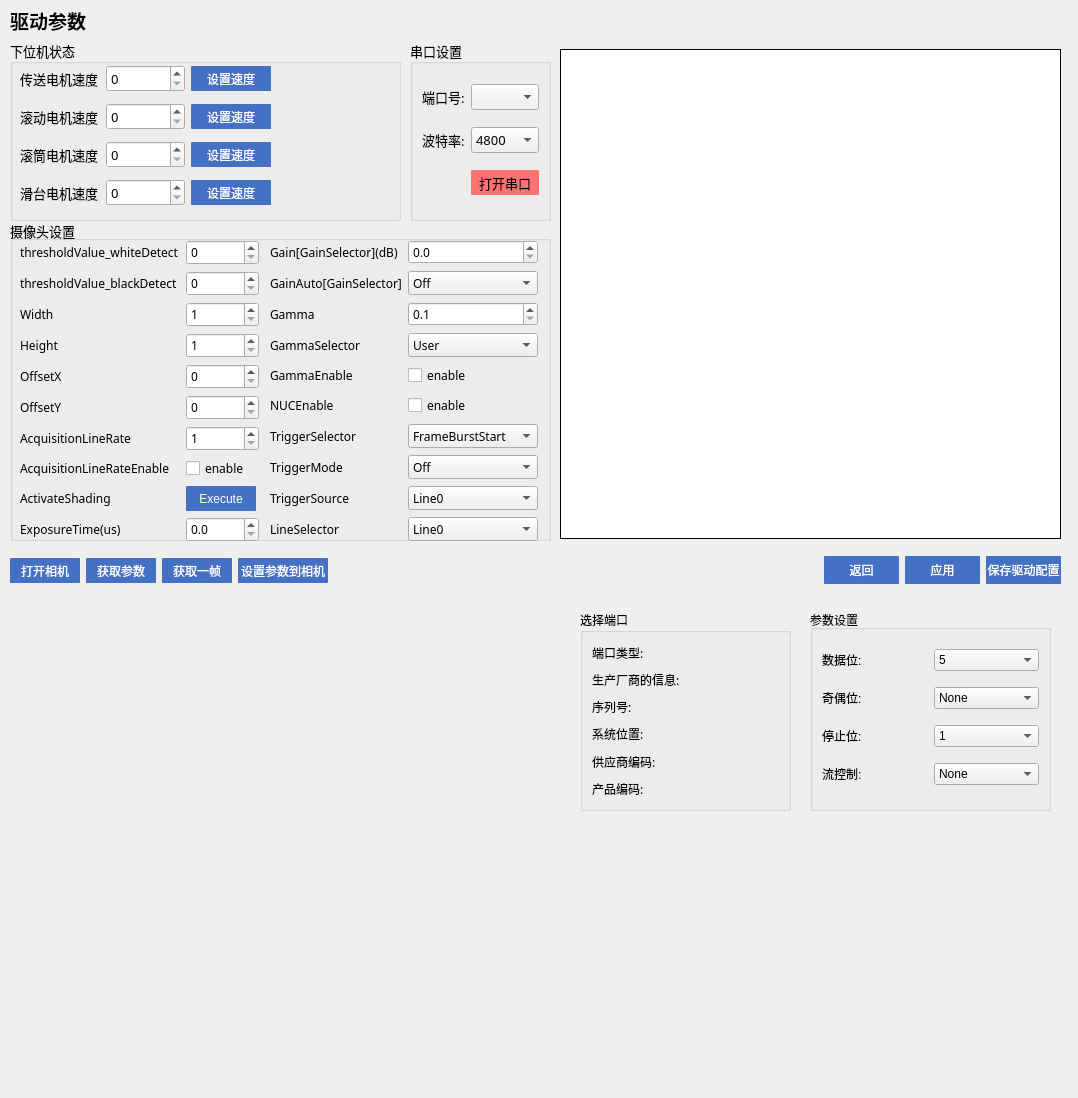
jaueone/Magnetic, file driveseting.ui: the form before one commit.
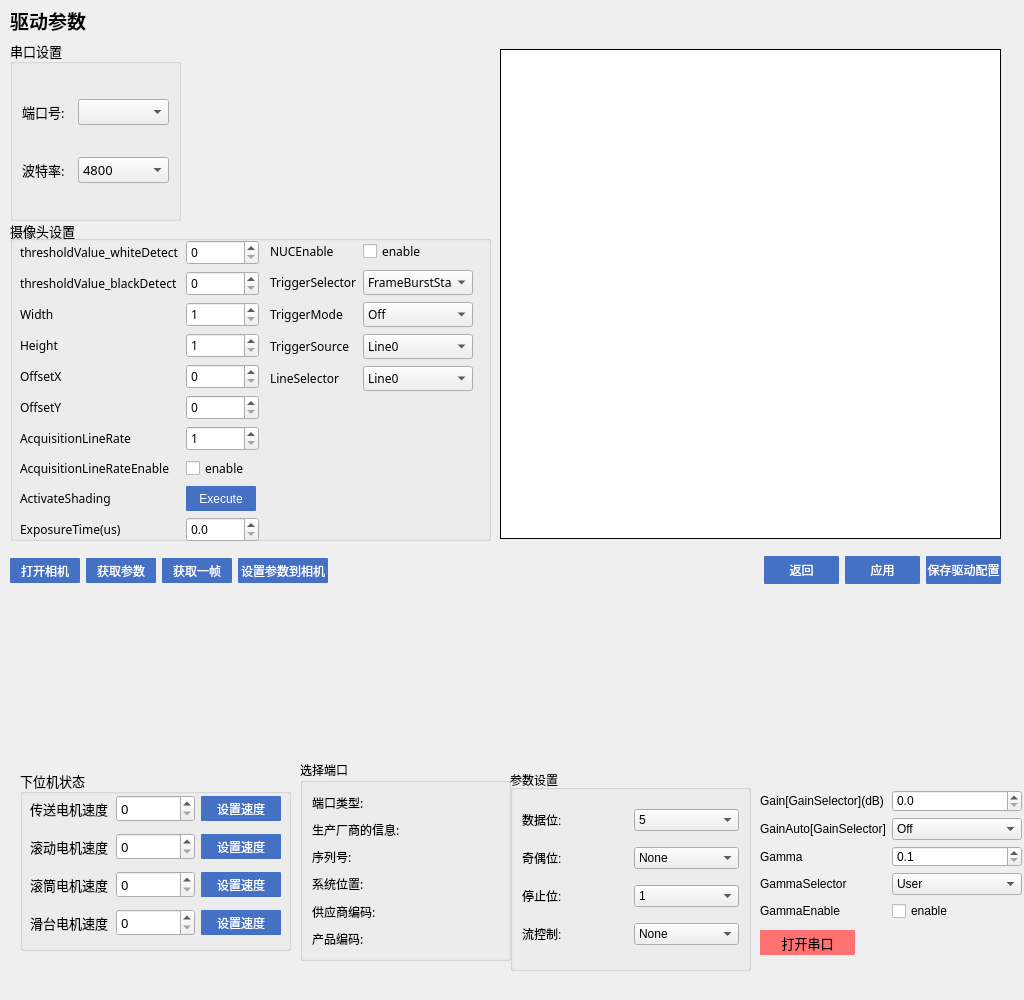
The form after the commit. Custom widgets are drawn as their Qt base class.

Commit message: 1，磁辊现场修改，修改ui大小, 添加串口与下位机通信命令，完善流程代码，添加相机设置参数（GEVSCP, GEVPAUSEFrameRecptoion, PreDivder, Multiplier）

```diff
--- a/driveseting.ui
+++ b/driveseting.ui
@@ -6,8 +6,8 @@
    <rect>
     <x>0</x>
     <y>0</y>
-    <width>1078</width>
-    <height>1098</height>
+    <width>1024</width>
+    <height>1000</height>
    </rect>
   </property>
   <property name="windowTitle">
@@ -18,7 +18,7 @@
     <rect>
      <x>10</x>
      <y>0</y>
-     <width>1051</width>
+     <width>1011</width>
      <height>41</height>
     </rect>
    </property>
@@ -58,7 +58,7 @@
     <rect>
      <x>10</x>
      <y>220</y>
-     <width>541</width>
+     <width>481</width>
      <height>321</height>
     </rect>
    </property>
@@ -79,7 +79,7 @@
      <rect>
       <x>0</x>
       <y>10</y>
-      <width>541</width>
+      <width>481</width>
       <height>311</height>
      </rect>
     </property>
@@ -381,8 +381,8 @@
       <rect>
        <x>260</x>
        <y>0</y>
-       <width>282</width>
-       <height>311</height>
+       <width>211</width>
+       <height>161</height>
       </rect>
      </property>
      <layout class="QFormLayout" name="formLayout_2">
@@ -392,142 +392,7 @@
       <property name="topMargin">
        <number>10</number>
       </property>
-      <item row="0" column="0">
-       <widget class="QLabel" name="label_11">
-        <property name="text">
-         <string>Gain[GainSelector](dB)</string>
-        </property>
-       </widget>
-      </item>
       <item row="0" column="1">
-       <widget class="QDoubleSpinBox" name="doubleSpinBox_2">
-        <property name="maximumSize">
-         <size>
-          <width>130</width>
-          <height>16777215</height>
-         </size>
-        </property>
-        <property name="decimals">
-         <number>1</number>
-        </property>
-        <property name="maximum">
-         <double>999999999.000000000000000</double>
-        </property>
-       </widget>
-      </item>
-      <item row="1" column="0">
-       <widget class="QLabel" name="label_12">
-        <property name="text">
-         <string>GainAuto[GainSelector]</string>
-        </property>
-       </widget>
-      </item>
-      <item row="1" column="1">
-       <widget class="QComboBox" name="comboBox">
-        <property name="maximumSize">
-         <size>
-          <width>130</width>
-          <height>16777215</height>
-         </size>
-        </property>
-        <item>
-         <property name="text">
-          <string>Off</string>
-         </property>
-        </item>
-        <item>
-         <property name="text">
-          <string>Once</string>
-         </property>
-        </item>
-        <item>
-         <property name="text">
-          <string>Continuous</string>
-         </property>
-        </item>
-       </widget>
-      </item>
-      <item row="2" column="0">
-       <widget class="QLabel" name="label_13">
-        <property name="text">
-         <string>Gamma </string>
-        </property>
-       </widget>
-      </item>
-      <item row="2" column="1">
-       <widget class="QDoubleSpinBox" name="doubleSpinBox_3">
-        <property name="maximumSize">
-         <size>
-          <width>130</width>
-          <height>16777215</height>
-         </size>
-        </property>
-        <property name="decimals">
-         <number>1</number>
-        </property>
-        <property name="minimum">
-         <double>0.100000000000000</double>
-        </property>
-        <property name="maximum">
-         <double>999999999.000000000000000</double>
-        </property>
-       </widget>
-      </item>
-      <item row="3" column="0">
-       <widget class="QLabel" name="label_14">
-        <property name="text">
-         <string>GammaSelector</string>
-        </property>
-       </widget>
-      </item>
-      <item row="3" column="1">
-       <widget class="QComboBox" name="comboBox_2">
-        <property name="maximumSize">
-         <size>
-          <width>130</width>
-          <height>16777215</height>
-         </size>
-        </property>
-        <item>
-         <property name="text">
-          <string>User</string>
-         </property>
-        </item>
-        <item>
-         <property name="text">
-          <string>sRGB</string>
-         </property>
-        </item>
-       </widget>
-      </item>
-      <item row="4" column="0">
-       <widget class="QLabel" name="label_15">
-        <property name="text">
-         <string>GammaEnable</string>
-        </property>
-       </widget>
-      </item>
-      <item row="4" column="1">
-       <widget class="QCheckBox" name="checkBox_2">
-        <property name="maximumSize">
-         <size>
-          <width>130</width>
-          <height>16777215</height>
-         </size>
-        </property>
-        <property name="text">
-         <string>enable</string>
-        </property>
-       </widget>
-      </item>
-      <item row="5" column="0">
-       <widget class="QLabel" name="label_16">
-        <property name="text">
-         <string>NUCEnable</string>
-        </property>
-       </widget>
-      </item>
-      <item row="5" column="1">
        <widget class="QCheckBox" name="checkBox_3">
         <property name="maximumSize">
          <size>
@@ -540,21 +405,17 @@
         </property>
        </widget>
       </item>
-      <item row="6" column="0">
-       <widget class="QLabel" name="label_30">
-        <property name="text">
-         <string>TriggerSelector</string>
-        </property>
-       </widget>
-      </item>
-      <item row="6" column="1">
+      <item row="1" column="1">
        <widget class="QComboBox" name="comboBox_3">
         <property name="maximumSize">
          <size>
-          <width>130</width>
+          <width>110</width>
           <height>16777215</height>
          </size>
         </property>
+        <property name="currentText">
+         <string>FrameBurstStart</string>
+        </property>
         <item>
          <property name="text">
           <string>FrameBurstStart</string>
@@ -567,21 +428,17 @@
         </item>
        </widget>
       </item>
-      <item row="7" column="0">
-       <widget class="QLabel" name="label_20">
-        <property name="text">
-         <string>TriggerMode</string>
-        </property>
-       </widget>
-      </item>
-      <item row="7" column="1">
+      <item row="2" column="1">
        <widget class="QComboBox" name="comboBox_4">
         <property name="maximumSize">
          <size>
-          <width>130</width>
+          <width>110</width>
           <height>16777215</height>
          </size>
         </property>
+        <property name="currentText">
+         <string>Off </string>
+        </property>
         <item>
          <property name="text">
           <string>Off </string>
@@ -594,21 +451,17 @@
         </item>
        </widget>
       </item>
-      <item row="8" column="0">
-       <widget class="QLabel" name="label_25">
-        <property name="text">
-         <string>TriggerSource</string>
-        </property>
-       </widget>
-      </item>
-      <item row="8" column="1">
+      <item row="3" column="1">
        <widget class="QComboBox" name="comboBox_5">
         <property name="maximumSize">
          <size>
-          <width>130</width>
+          <width>110</width>
           <height>16777215</height>
          </size>
         </property>
+        <property name="currentText">
+         <string>Line0</string>
+        </property>
         <item>
          <property name="text">
           <string>Line0</string>
@@ -646,18 +499,11 @@
         </item>
        </widget>
       </item>
-      <item row="9" column="0">
-       <widget class="QLabel" name="label_26">
-        <property name="text">
-         <string>LineSelector</string>
-        </property>
-       </widget>
-      </item>
-      <item row="9" column="1">
+      <item row="4" column="1">
        <widget class="QComboBox" name="comboBox_6">
         <property name="maximumSize">
          <size>
-          <width>130</width>
+          <width>110</width>
           <height>16777215</height>
          </size>
         </property>
@@ -688,6 +534,41 @@
         </item>
        </widget>
       </item>
+      <item row="0" column="0">
+       <widget class="QLabel" name="label_16">
+        <property name="text">
+         <string>NUCEnable</string>
+        </property>
+       </widget>
+      </item>
+      <item row="1" column="0">
+       <widget class="QLabel" name="label_30">
+        <property name="text">
+         <string>TriggerSelector</string>
+        </property>
+       </widget>
+      </item>
+      <item row="2" column="0">
+       <widget class="QLabel" name="label_20">
+        <property name="text">
+         <string>TriggerMode</string>
+        </property>
+       </widget>
+      </item>
+      <item row="3" column="0">
+       <widget class="QLabel" name="label_25">
+        <property name="text">
+         <string>TriggerSource</string>
+        </property>
+       </widget>
+      </item>
+      <item row="4" column="0">
+       <widget class="QLabel" name="label_26">
+        <property name="text">
+         <string>LineSelector</string>
+        </property>
+       </widget>
+      </item>
      </layout>
     </widget>
    </widget>
@@ -697,7 +578,7 @@
     <rect>
      <x>10</x>
      <y>550</y>
-     <width>1051</width>
+     <width>991</width>
      <height>41</height>
     </rect>
    </property>
@@ -850,7 +731,7 @@
   <widget class="QLabel" name="label_18">
    <property name="geometry">
     <rect>
-     <x>560</x>
+     <x>500</x>
      <y>49</y>
      <width>501</width>
      <height>490</height>
@@ -867,8 +748,8 @@
   <widget class="QGroupBox" name="selectBox">
    <property name="geometry">
     <rect>
-     <x>580</x>
-     <y>610</y>
+     <x>300</x>
+     <y>760</y>
      <width>211</width>
      <height>201</height>
     </rect>
@@ -883,6 +764,13 @@
     <string>选择端口</string>
    </property>
    <layout class="QGridLayout" name="gridLayout">
+    <item row="4" column="0">
+     <widget class="QLabel" name="locationLabel">
+      <property name="text">
+       <string>系统位置:</string>
+      </property>
+     </widget>
+    </item>
     <item row="1" column="0">
      <widget class="QLabel" name="descriptionLabel">
       <property name="text">
@@ -890,6 +778,20 @@
       </property>
      </widget>
     </item>
+    <item row="3" column="0">
+     <widget class="QLabel" name="serialNumberLabel">
+      <property name="text">
+       <string>序列号:</string>
+      </property>
+     </widget>
+    </item>
+    <item row="2" column="0">
+     <widget class="QLabel" name="manufacturerLabel">
+      <property name="text">
+       <string>生产厂商的信息:</string>
+      </property>
+     </widget>
+    </item>
     <item row="5" column="0">
      <widget class="QLabel" name="vidLabel">
       <property name="text">
@@ -897,13 +799,6 @@
       </property>
      </widget>
     </item>
-    <item row="2" column="0">
-     <widget class="QLabel" name="manufacturerLabel">
-      <property name="text">
-       <string>生产厂商的信息:</string>
-      </property>
-     </widget>
-    </item>
     <item row="6" column="0">
      <widget class="QLabel" name="pidLabel">
       <property name="text">
@@ -911,27 +806,13 @@
       </property>
      </widget>
     </item>
-    <item row="4" column="0">
-     <widget class="QLabel" name="locationLabel">
-      <property name="text">
-       <string>系统位置:</string>
-      </property>
-     </widget>
-    </item>
-    <item row="3" column="0">
-     <widget class="QLabel" name="serialNumberLabel">
-      <property name="text">
-       <string>序列号:</string>
-      </property>
-     </widget>
-    </item>
    </layout>
   </widget>
   <widget class="QGroupBox" name="parametersBox">
    <property name="geometry">
     <rect>
-     <x>810</x>
-     <y>610</y>
+     <x>510</x>
+     <y>770</y>
      <width>241</width>
      <height>201</height>
     </rect>
@@ -1067,9 +948,9 @@
   <widget class="QGroupBox" name="groupBox_4">
    <property name="geometry">
     <rect>
-     <x>10</x>
-     <y>40</y>
-     <width>391</width>
+     <x>20</x>
+     <y>770</y>
+     <width>271</width>
      <height>181</height>
     </rect>
    </property>
@@ -1246,9 +1127,9 @@
   <widget class="QGroupBox" name="groupBox_3">
    <property name="geometry">
     <rect>
-     <x>410</x>
+     <x>10</x>
      <y>40</y>
-     <width>141</width>
+     <width>171</width>
      <height>181</height>
     </rect>
    </property>
@@ -1300,19 +1181,6 @@
       </item>
      </widget>
     </item>
-    <item row="0" column="0">
-     <widget class="QLabel" name="label_19">
-      <property name="maximumSize">
-       <size>
-        <width>50</width>
-        <height>16777215</height>
-       </size>
-      </property>
-      <property name="text">
-       <string>端口号:</string>
-      </property>
-     </widget>
-    </item>
     <item row="0" column="1">
      <widget class="ComboBox" name="serialPortInfoListBox"/>
     </item>
@@ -1329,39 +1197,198 @@
       </property>
      </widget>
     </item>
+    <item row="0" column="0">
+     <widget class="QLabel" name="label_19">
+      <property name="maximumSize">
+       <size>
+        <width>50</width>
+        <height>16777215</height>
+       </size>
+      </property>
+      <property name="text">
+       <string>端口号:</string>
+      </property>
+     </widget>
+    </item>
+   </layout>
+  </widget>
+  <widget class="QWidget" name="formLayoutWidget_3">
+   <property name="geometry">
+    <rect>
+     <x>760</x>
+     <y>790</y>
+     <width>271</width>
+     <height>131</height>
+    </rect>
+   </property>
+   <layout class="QFormLayout" name="formLayout_3">
+    <item row="0" column="0">
+     <widget class="QLabel" name="label_11">
+      <property name="text">
+       <string>Gain[GainSelector](dB)</string>
+      </property>
+     </widget>
+    </item>
+    <item row="0" column="1">
+     <widget class="QDoubleSpinBox" name="doubleSpinBox_2">
+      <property name="maximumSize">
+       <size>
+        <width>130</width>
+        <height>16777215</height>
+       </size>
+      </property>
+      <property name="decimals">
+       <number>1</number>
+      </property>
+      <property name="maximum">
+       <double>999999999.000000000000000</double>
+      </property>
+     </widget>
+    </item>
+    <item row="1" column="0">
+     <widget class="QLabel" name="label_12">
+      <property name="text">
+       <string>GainAuto[GainSelector]</string>
+      </property>
+     </widget>
+    </item>
+    <item row="1" column="1">
+     <widget class="QComboBox" name="comboBox">
+      <property name="maximumSize">
+       <size>
+        <width>130</width>
+        <height>16777215</height>
+       </size>
+      </property>
+      <item>
+       <property name="text">
+        <string>Off</string>
+       </property>
+      </item>
+      <item>
+       <property name="text">
+        <string>Once</string>
+       </property>
+      </item>
+      <item>
+       <property name="text">
+        <string>Continuous</string>
+       </property>
+      </item>
+     </widget>
+    </item>
+    <item row="2" column="0">
+     <widget class="QLabel" name="label_13">
+      <property name="text">
+       <string>Gamma </string>
+      </property>
+     </widget>
+    </item>
     <item row="2" column="1">
-     <widget class="QPushButton" name="pushButton_7">
-      <property name="minimumSize">
+     <widget class="QDoubleSpinBox" name="doubleSpinBox_3">
+      <property name="maximumSize">
        <size>
-        <width>0</width>
-        <height>25</height>
+        <width>130</width>
+        <height>16777215</height>
        </size>
       </property>
-      <property name="font">
-       <font>
-        <family>微软雅黑</family>
-        <pointsize>10</pointsize>
-       </font>
+      <property name="decimals">
+       <number>1</number>
       </property>
-      <property name="styleSheet">
-       <string notr="true">QPushButton{color:black;background-color:rgb(255, 114, 114);border-radius:1px}
+      <property name="minimum">
+       <double>0.100000000000000</double>
+      </property>
+      <property name="maximum">
+       <double>999999999.000000000000000</double>
+      </property>
+     </widget>
+    </item>
+    <item row="3" column="0">
+     <widget class="QLabel" name="label_14">
+      <property name="text">
+       <string>GammaSelector</string>
+      </property>
+     </widget>
+    </item>
+    <item row="3" column="1">
+     <widget class="QComboBox" name="comboBox_2">
+      <property name="maximumSize">
+       <size>
+        <width>130</width>
+        <height>16777215</height>
+       </size>
+      </property>
+      <item>
+       <property name="text">
+        <string>User</string>
+       </property>
+      </item>
+      <item>
+       <property name="text">
+        <string>sRGB</string>
+       </property>
+      </item>
+     </widget>
+    </item>
+    <item row="4" column="0">
+     <widget class="QLabel" name="label_15">
+      <property name="text">
+       <string>GammaEnable</string>
+      </property>
+     </widget>
+    </item>
+    <item row="4" column="1">
+     <widget class="QCheckBox" name="checkBox_2">
+      <property name="maximumSize">
+       <size>
+        <width>130</width>
+        <height>16777215</height>
+       </size>
+      </property>
+      <property name="text">
+       <string>enable</string>
+      </property>
+     </widget>
+    </item>
+   </layout>
+  </widget>
+  <widget class="QPushButton" name="pushButton_7">
+   <property name="geometry">
+    <rect>
+     <x>760</x>
+     <y>930</y>
+     <width>95</width>
+     <height>25</height>
+    </rect>
+   </property>
+   <property name="minimumSize">
+    <size>
+     <width>0</width>
+     <height>25</height>
+    </size>
+   </property>
+   <property name="font">
+    <font>
+     <family>微软雅黑</family>
+     <pointsize>10</pointsize>
+    </font>
+   </property>
+   <property name="styleSheet">
+    <string notr="true">QPushButton{color:black;background-color:rgb(255, 114, 114);border-radius:1px}
 QPushButton::checked{background-color:rgb(47, 255, 168);}</string>
-      </property>
-      <property name="text">
-       <string>打开串口</string>
-      </property>
-      <property name="checkable">
-       <bool>true</bool>
-      </property>
-      <property name="checked">
-       <bool>false</bool>
-      </property>
-      <property name="autoExclusive">
-       <bool>true</bool>
-      </property>
-     </widget>
-    </item>
-   </layout>
+   </property>
+   <property name="text">
+    <string>打开串口</string>
+   </property>
+   <property name="checkable">
+    <bool>true</bool>
+   </property>
+   <property name="checked">
+    <bool>false</bool>
+   </property>
+   <property name="autoExclusive">
+    <bool>true</bool>
+   </property>
   </widget>
  </widget>
  <customwidgets>
```
The commit also changes 18 other files.
